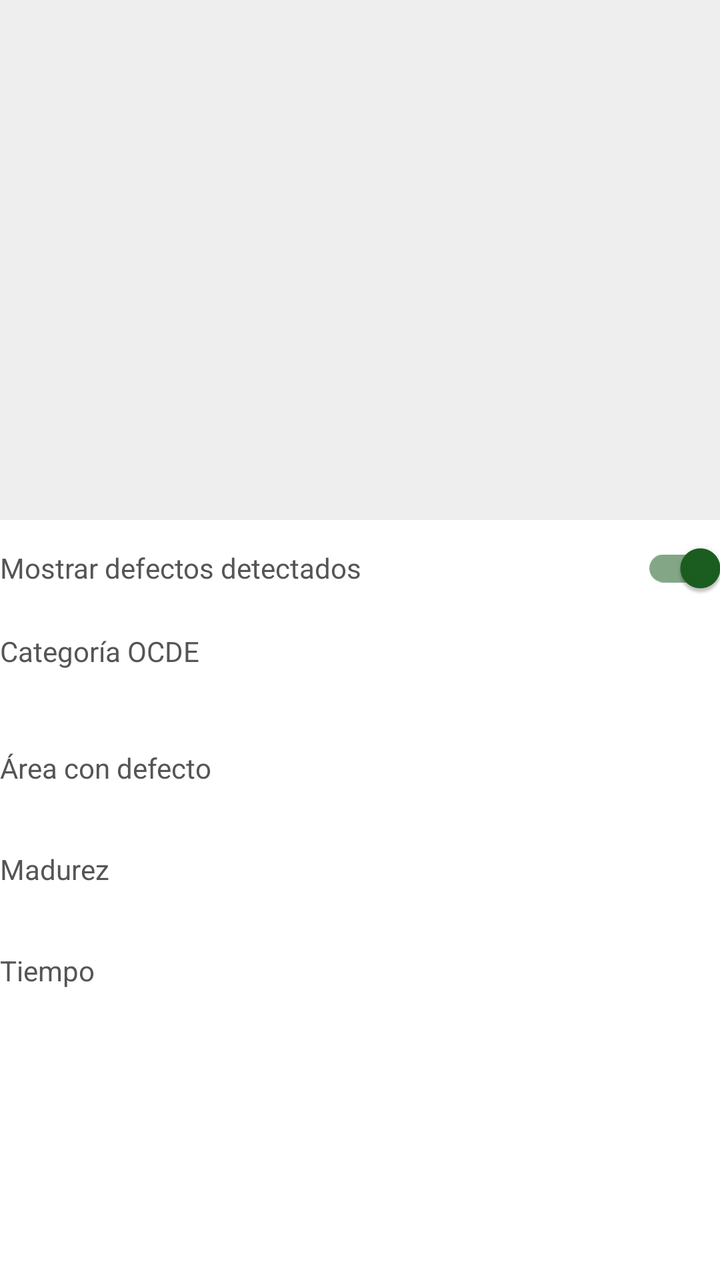
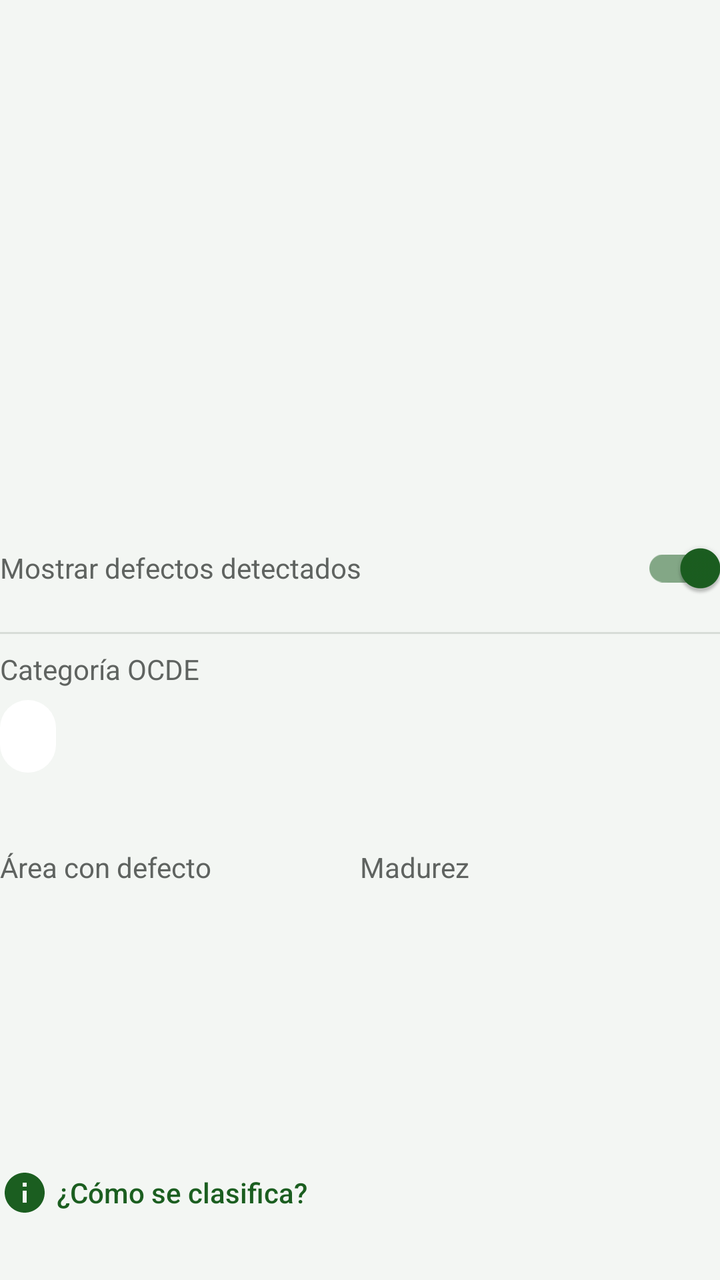

Screens rendered from an Android XML layout before and after an edit, with the pre-edit source and the edit as a unified diff.
<!-- AndroidManifest.xml: application theme Theme.PaltaScan -->
<!-- res/layout/vista_resultado.xml -->
<?xml version="1.0" encoding="utf-8"?>
<LinearLayout xmlns:android="http://schemas.android.com/apk/res/android"
    android:layout_width="match_parent"
    android:layout_height="wrap_content"
    android:orientation="vertical">

    <TextView
        android:id="@+id/textoAviso"
        android:layout_width="match_parent"
        android:layout_height="wrap_content"
        android:layout_marginBottom="8dp"
        android:textColor="@color/aviso"
        android:textSize="14sp"
        android:visibility="gone" />

    <ImageView
        android:id="@+id/imagen"
        android:layout_width="match_parent"
        android:layout_height="260dp"
        android:background="#EEEEEE"
        android:contentDescription="@null"
        android:scaleType="fitCenter" />

    <com.google.android.material.switchmaterial.SwitchMaterial
        android:id="@+id/interruptorMarcas"
        android:layout_width="match_parent"
        android:layout_height="wrap_content"
        android:checked="true"
        android:text="@string/mostrar_marcas"
        android:textColor="@color/texto_suave" />

    <TextView
        style="@style/Etiqueta"
        android:layout_width="wrap_content"
        android:layout_height="wrap_content"
        android:layout_marginTop="8dp"
        android:text="@string/categoria" />

    <TextView
        android:id="@+id/textoCategoria"
        android:layout_width="wrap_content"
        android:layout_height="wrap_content"
        android:textSize="22sp"
        android:textStyle="bold" />

    <TextView
        style="@style/Etiqueta"
        android:layout_width="wrap_content"
        android:layout_height="wrap_content"
        android:layout_marginTop="10dp"
        android:text="@string/area_defecto" />

    <TextView
        android:id="@+id/textoRatio"
        style="@style/Valor"
        android:layout_width="wrap_content"
        android:layout_height="wrap_content" />

    <TextView
        style="@style/Etiqueta"
        android:layout_width="wrap_content"
        android:layout_height="wrap_content"
        android:layout_marginTop="10dp"
        android:text="@string/madurez" />

    <TextView
        android:id="@+id/textoMadurez"
        style="@style/Valor"
        android:layout_width="wrap_content"
        android:layout_height="wrap_content" />

    <TextView
        style="@style/Etiqueta"
        android:layout_width="wrap_content"
        android:layout_height="wrap_content"
        android:layout_marginTop="10dp"
        android:text="@string/tiempo" />

    <TextView
        android:id="@+id/textoTiempo"
        style="@style/Valor"
        android:layout_width="wrap_content"
        android:layout_height="wrap_content" />

    <TextView
        android:id="@+id/textoModelo"
        style="@style/Etiqueta"
        android:layout_width="wrap_content"
        android:layout_height="wrap_content"
        android:layout_marginTop="6dp" />
</LinearLayout>
<!-- resources referenced by this layout -->
<resources>
  <color name="aviso">#B26A00</color>
  <color name="texto_suave">#555555</color>
  <string name="area_defecto">Área con defecto</string>
  <string name="categoria">Categoría OCDE</string>
  <string name="madurez">Madurez</string>
  <string name="mostrar_marcas">Mostrar defectos detectados</string>
  <string name="tiempo">Tiempo</string>
  <style name="Etiqueta">
          <item name="android:textColor">@color/texto_suave</item>
          <item name="android:textSize">14sp</item>
      </style>
  <style name="Valor">
          <item name="android:textColor">@color/texto</item>
          <item name="android:textSize">16sp</item>
      </style>
  <style name="Theme.PaltaScan" parent="Theme.MaterialComponents.Light.NoActionBar">
          <item name="colorPrimary">@color/primario</item>
          <item name="colorPrimaryVariant">@color/primario_oscuro</item>
          <item name="colorOnPrimary">#FFFFFF</item>
          <item name="colorSecondary">@color/primario</item>
          <item name="colorOnSecondary">#FFFFFF</item>
          <item name="android:colorBackground">@color/fondo</item>
          <item name="colorSurface">@color/fondo</item>
          <item name="colorOnSurface">@color/texto</item>
          <item name="shapeAppearanceSmallComponent">@style/Recto</item>
          <item name="shapeAppearanceMediumComponent">@style/Recto</item>
          <item name="shapeAppearanceLargeComponent">@style/Recto</item>
          <item name="android:statusBarColor">@color/primario_oscuro</item>
          <item name="android:windowLightStatusBar">false</item>
          <item name="android:navigationBarColor">#000000</item>
      </style>
  <color name="texto">#000000</color>
  <color name="primario">#1B5E20</color>
  <color name="primario_oscuro">#103D14</color>
  <color name="fondo">#FFFFFF</color>
  <style name="Recto">
          <item name="cornerSize">0dp</item>
      </style>
</resources>

<!-- the commit's change to res/layout/vista_resultado.xml (unified diff, before → after) -->
@@ -1,5 +1,6 @@
 <?xml version="1.0" encoding="utf-8"?>
 <LinearLayout xmlns:android="http://schemas.android.com/apk/res/android"
+    xmlns:app="http://schemas.android.com/apk/res-auto"
     android:layout_width="match_parent"
     android:layout_height="wrap_content"
     android:orientation="vertical">
@@ -9,6 +10,7 @@
         android:layout_width="match_parent"
         android:layout_height="wrap_content"
         android:layout_marginBottom="8dp"
+        android:drawablePadding="6dp"
         android:textColor="@color/aviso"
         android:textSize="14sp"
         android:visibility="gone" />
@@ -17,7 +19,7 @@
         android:id="@+id/imagen"
         android:layout_width="match_parent"
         android:layout_height="260dp"
-        android:background="#EEEEEE"
+        android:background="@color/fondo_pantalla"
         android:contentDescription="@null"
         android:scaleType="fitCenter" />
 
@@ -29,63 +31,119 @@
         android:text="@string/mostrar_marcas"
         android:textColor="@color/texto_suave" />
 
+    <View
+        android:layout_width="match_parent"
+        android:layout_height="1dp"
+        android:layout_marginVertical="8dp"
+        android:background="@color/linea" />
+
+    
     <TextView
         style="@style/Etiqueta"
         android:layout_width="wrap_content"
         android:layout_height="wrap_content"
-        android:layout_marginTop="8dp"
         android:text="@string/categoria" />
 
     <TextView
         android:id="@+id/textoCategoria"
+        style="@style/EtiquetaCategoria"
         android:layout_width="wrap_content"
         android:layout_height="wrap_content"
-        android:textSize="22sp"
-        android:textStyle="bold" />
+        android:layout_marginTop="6dp" />
 
     <TextView
-        style="@style/Etiqueta"
-        android:layout_width="wrap_content"
+        android:id="@+id/textoCategoriaExplicacion"
+        style="@style/Explicacion"
+        android:layout_width="match_parent"
         android:layout_height="wrap_content"
-        android:layout_marginTop="10dp"
-        android:text="@string/area_defecto" />
+        android:layout_marginTop="6dp" />
 
-    <TextView
-        android:id="@+id/textoRatio"
-        style="@style/Valor"
-        android:layout_width="wrap_content"
-        android:layout_height="wrap_content" />
+    
+    <LinearLayout
+        android:layout_width="match_parent"
+        android:layout_height="wrap_content"
+        android:layout_marginTop="14dp">
 
-    <TextView
-        style="@style/Etiqueta"
-        android:layout_width="wrap_content"
-        android:layout_height="wrap_content"
-        android:layout_marginTop="10dp"
-        android:text="@string/madurez" />
+        <LinearLayout
+            android:layout_width="0dp"
+            android:layout_height="wrap_content"
+            android:layout_weight="1"
+            android:orientation="vertical">
+
+            <TextView
+                style="@style/Etiqueta"
+                android:layout_width="wrap_content"
+                android:layout_height="wrap_content"
+                android:text="@string/area_defecto" />
+
+            <TextView
+                android:id="@+id/textoRatio"
+                android:layout_width="wrap_content"
+                android:layout_height="wrap_content"
+                android:textColor="@color/texto"
+                android:textSize="22sp"
+                android:textStyle="bold" />
+        </LinearLayout>
+
+        <LinearLayout
+            android:layout_width="0dp"
+            android:layout_height="wrap_content"
+            android:layout_weight="1"
+            android:orientation="vertical">
+
+            <TextView
+                style="@style/Etiqueta"
+                android:layout_width="wrap_content"
+                android:layout_height="wrap_content"
+                android:text="@string/madurez" />
+
+            <TextView
+                android:id="@+id/textoNivelMadurez"
+                android:layout_width="wrap_content"
+                android:layout_height="wrap_content"
+                android:textColor="@color/texto"
+                android:textSize="22sp"
+                android:textStyle="bold" />
+        </LinearLayout>
+    </LinearLayout>
 
     <TextView
         android:id="@+id/textoMadurez"
         style="@style/Valor"
-        android:layout_width="wrap_content"
-        android:layout_height="wrap_content" />
+        android:layout_width="match_parent"
+        android:layout_height="wrap_content"
+        android:layout_marginTop="10dp" />
 
     <TextView
+        android:id="@+id/textoMadurezExplicacion"
+        style="@style/Explicacion"
+        android:layout_width="match_parent"
+        android:layout_height="wrap_content"
+        android:layout_marginTop="2dp" />
+
+    <TextView
+        android:id="@+id/textoTiempo"
         style="@style/Etiqueta"
         android:layout_width="wrap_content"
         android:layout_height="wrap_content"
-        android:layout_marginTop="10dp"
-        android:text="@string/tiempo" />
-
-    <TextView
-        android:id="@+id/textoTiempo"
-        style="@style/Valor"
-        android:layout_width="wrap_content"
-        android:layout_height="wrap_content" />
+        android:layout_marginTop="12dp"
+        android:textSize="12sp" />
 
     <TextView
         android:id="@+id/textoModelo"
         style="@style/Etiqueta"
         android:layout_width="wrap_content"
         android:layout_height="wrap_content"
-        android:layout_marginTop="6dp" />
+        android:textSize="12sp" />
+
+    <Button
+        android:id="@+id/botonComoSeClasifica"
+        style="@style/BotonTexto"
+        android:layout_width="wrap_content"
+        android:layout_height="wrap_content"
+        android:layout_marginStart="-8dp"
+        android:layout_marginTop="4dp"
+        android:text="@string/como_se_clasifica"
+        app:icon="@drawable/ic_info"
+        app:iconTint="@color/primario" />
 </LinearLayout>
<!-- resource entries referenced after the edit -->
@@ -1,15 +1,43 @@
 <!-- resources referenced by this layout -->
 <resources>
   <color name="aviso">#B26A00</color>
-  <color name="texto_suave">#555555</color>
+  <color name="fondo_pantalla">#F3F6F3</color>
+  <color name="linea">#D7DCD7</color>
+  <color name="texto_suave">#5F6360</color>
+  <!-- drawable ic_info (drawable) -->
+  <vector xmlns:android="http://schemas.android.com/apk/res/android"
+      android:width="24dp" android:height="24dp" android:viewportWidth="24" android:viewportHeight="24"
+      android:tint="?attr/colorControlNormal">
+      <path android:fillColor="@android:color/white" android:pathData="M12,2C6.48,2 2,6.48 2,12s4.48,10 10,10 10,-4.48 10,-10S17.52,2 12,2zM13,17h-2v-6h2v6zM13,9h-2V7h2v2z" />
+  </vector>
   <string name="area_defecto">Área con defecto</string>
   <string name="categoria">Categoría OCDE</string>
+  <string name="como_se_clasifica">¿Cómo se clasifica?</string>
   <string name="madurez">Madurez</string>
   <string name="mostrar_marcas">Mostrar defectos detectados</string>
-  <string name="tiempo">Tiempo</string>
+  <style name="BotonTexto" parent="Widget.MaterialComponents.Button.TextButton">
+          <item name="android:textColor">@color/primario</item>
+          <item name="android:textAllCaps">false</item>
+          <item name="android:letterSpacing">0</item>
+      </style>
   <style name="Etiqueta">
           <item name="android:textColor">@color/texto_suave</item>
           <item name="android:textSize">14sp</item>
+      </style>
+  <style name="EtiquetaCategoria">
+          <item name="android:background">@drawable/fondo_etiqueta</item>
+          <item name="android:paddingStart">14dp</item>
+          <item name="android:paddingEnd">14dp</item>
+          <item name="android:paddingTop">6dp</item>
+          <item name="android:paddingBottom">6dp</item>
+          <item name="android:textColor">#FFFFFF</item>
+          <item name="android:textSize">18sp</item>
+          <item name="android:textStyle">bold</item>
+      </style>
+  <style name="Explicacion">
+          <item name="android:textColor">@color/texto_suave</item>
+          <item name="android:textSize">13sp</item>
+          <item name="android:lineSpacingExtra">2dp</item>
       </style>
   <style name="Valor">
           <item name="android:textColor">@color/texto</item>
@@ -21,22 +49,32 @@
           <item name="colorOnPrimary">#FFFFFF</item>
           <item name="colorSecondary">@color/primario</item>
           <item name="colorOnSecondary">#FFFFFF</item>
-          <item name="android:colorBackground">@color/fondo</item>
+          <item name="android:colorBackground">@color/fondo_pantalla</item>
           <item name="colorSurface">@color/fondo</item>
           <item name="colorOnSurface">@color/texto</item>
-          <item name="shapeAppearanceSmallComponent">@style/Recto</item>
-          <item name="shapeAppearanceMediumComponent">@style/Recto</item>
-          <item name="shapeAppearanceLargeComponent">@style/Recto</item>
+          <item name="shapeAppearanceSmallComponent">@style/Redondeado.Chico</item>
+          <item name="shapeAppearanceMediumComponent">@style/Redondeado</item>
+          <item name="shapeAppearanceLargeComponent">@style/Redondeado</item>
           <item name="android:statusBarColor">@color/primario_oscuro</item>
           <item name="android:windowLightStatusBar">false</item>
           <item name="android:navigationBarColor">#000000</item>
       </style>
-  <color name="texto">#000000</color>
+  <!-- drawable fondo_etiqueta (drawable) -->
+  <?xml version="1.0" encoding="utf-8"?>
+  <shape xmlns:android="http://schemas.android.com/apk/res/android" android:shape="rectangle">
+      <solid android:color="#FFFFFF" />
+      <corners android:radius="20dp" />
+  </shape>
+  <color name="texto">#1C1C1C</color>
   <color name="primario">#1B5E20</color>
   <color name="primario_oscuro">#103D14</color>
   <color name="fondo">#FFFFFF</color>
-  <style name="Recto">
-          <item name="cornerSize">0dp</item>
+  <style name="Redondeado.Chico">
+          <item name="cornerSize">10dp</item>
+      </style>
+  <style name="Redondeado">
+          <item name="cornerFamily">rounded</item>
+          <item name="cornerSize">12dp</item>
       </style>
 </resources>
 
